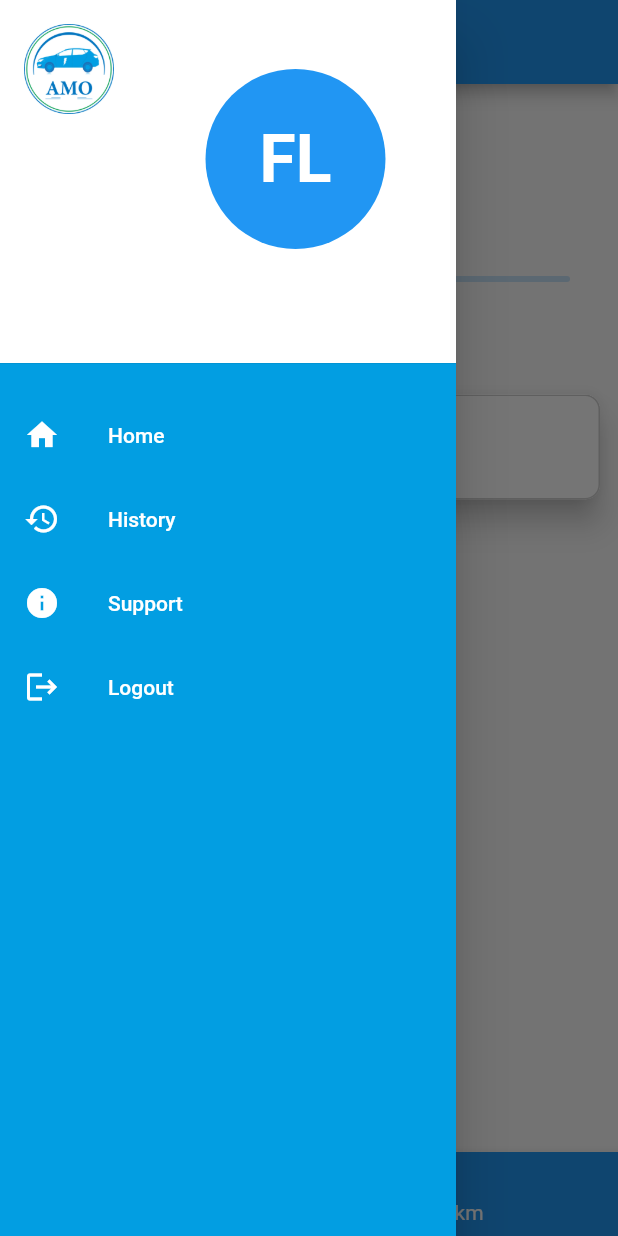
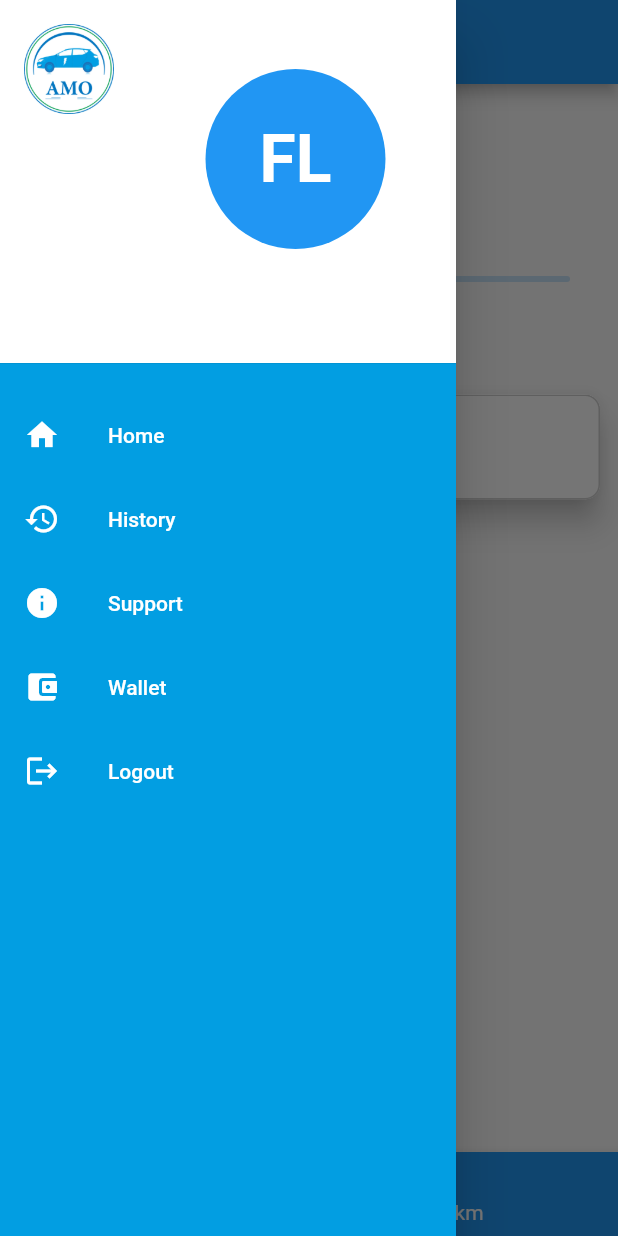
Before and after one commit to Digital-Edge-360/AMO-Mobile-app, a Flutter app: the HomeScreen screen opened directly, item 2 of the bottom bar chosen, with the side drawer open, on a phone screen of 412 x 824 dp. Run offline on Flutter 3.47's test engine with Material 2 defaults, Android fonts, the phone set to English and light mode, and no system bars; our stand-ins replace cloud_firestore, firebase_auth, firebase_core, firebase_database, flutter_styled_toast, fluttertoast and 8 more; missing offline and left inert: flutter_polyline_points, material_dialogs; accounts and stored records are empty; statements that could not run were skipped.

Commit message:
new agent section wallet

```diff
--- a/lib/mainScreens/history_page.dart
+++ b/lib/mainScreens/history_page.dart
@@ -14,9 +14,10 @@ class HistoryPage extends StatefulWidget {
   @override
   State<HistoryPage> createState() => _HistoryPageState();
 }
-
 class _HistoryPageState extends State<HistoryPage> {
   bool _isLoading = false;
+
+
 
   Stream<QuerySnapshot<Map<String, dynamic>>>? _data;
 
@@ -68,6 +69,7 @@ class _HistoryPageState extends State<HistoryPage> {
   @override
   Widget build(BuildContext context) {
     Size windowSize = MediaQuery.sizeOf(context);
+
 
     Widget child;
     if (_isLoading) {
--- a/lib/mainScreens/home_screen.dart
+++ b/lib/mainScreens/home_screen.dart
@@ -2,6 +2,7 @@ import 'package:amo_cabs/infoHandler/app_info.dart';
 import 'package:amo_cabs/mainScreens/history_page.dart';
 import 'package:amo_cabs/mainScreens/main_screen.dart';
 import 'package:amo_cabs/mainScreens/support_page.dart';
+import 'package:amo_cabs/mainScreens/wallet.dart';
 import 'package:flutter/material.dart';
 import 'package:provider/provider.dart';
 import 'package:shared_preferences/shared_preferences.dart';
@@ -25,6 +26,7 @@ class _HomeScreenState extends State<HomeScreen> {
     MainScreen(),
     HistoryPage(),
     SupportPage(),
+    WallatPage(),
   ];
 
   getUserDetails() async {
--- a/lib/mainScreens/prices_page.dart
+++ b/lib/mainScreens/prices_page.dart
@@ -28,7 +28,6 @@ class PricesPage extends StatefulWidget {
 
 class _PricesPageState extends State<PricesPage> {
   bool? oneWay;
-
   double perKmMultiplierHatchBack = 0.01;
   double perKmMultiplierSedan = 0.012;
   double perKmMultiplierSuv = 0.015;
--- a/lib/widgets/my_drawer.dart
+++ b/lib/widgets/my_drawer.dart
@@ -1,6 +1,7 @@
 import 'dart:developer';
 import 'package:amo_cabs/authentication/login_screen.dart';
 import 'package:amo_cabs/infoHandler/app_info.dart';
+import 'package:amo_cabs/mainScreens/wallet.dart';
 import 'package:flutter/material.dart';
 import 'package:provider/provider.dart';
 import 'package:shared_preferences/shared_preferences.dart';
@@ -158,6 +159,26 @@ class _MyDrawerState extends State<MyDrawer> {
               ),
             ),
           ),
+          GestureDetector(
+            onTap: () {
+              Provider.of<AppInfo>(context, listen: false)
+                  .changeCurrentIndex(3);
+              log("wallet page got clicked");
+              Navigator.pop(context);
+            },
+            child: const ListTile(
+              leading: Icon(
+                Icons.account_balance_wallet_rounded,
+                color: Colors.white,
+              ),
+              title: Text(
+                "Wallet",
+                style: TextStyle(
+                  color: Colors.white,
+                ),
+              ),
+            ),
+          ),
 
           GestureDetector(
             onTap: () async {
--- a/pubspec.yaml
+++ b/pubspec.yaml
@@ -27,11 +27,12 @@ dependencies:
   cloud_firestore: ^4.8.1
   shared_preferences: ^2.2.0
   intl: ^0.18.0
-  lottie: ^2.4.0
+  lottie: ^2.6.0
   im_stepper: ^1.0.1+1
   url_launcher: ^6.1.11
   material_dialogs: ^1.1.4
   flutter_beautiful_popup: ^1.7.0
+  wave: ^0.2.2
 
 
 dev_dependencies:
```
Also changed, not shown: lib/global/global.dart (+6 -7 lines), lib/mainScreens/wallet.dart (added, +121 -0 lines), pubspec.lock, 2 other files.
